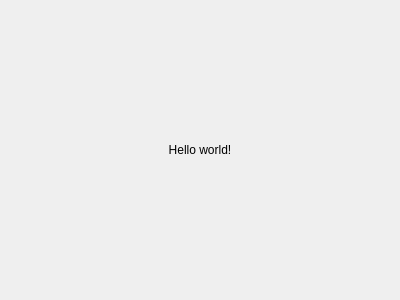
This is src/quarrydb.ui in Tridentu/QuarryDB as Qt 5 draws it before an edit. The edited form follows.
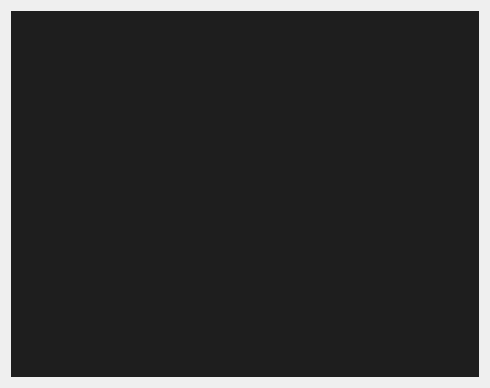
This is the edited form.

What changed in the file:
```diff
--- a/src/quarrydb.ui
+++ b/src/quarrydb.ui
@@ -6,18 +6,27 @@
    <rect>
     <x>0</x>
     <y>0</y>
-    <width>400</width>
-    <height>300</height>
+    <width>490</width>
+    <height>388</height>
    </rect>
   </property>
   <layout class="QVBoxLayout" name="verticalLayout">
    <item>
-    <widget class="QLabel" name="label">
-     <property name="text">
-      <string>Hello world!</string>
+    <widget class="QMdiArea" name="dataWorkspace">
+     <property name="background">
+      <brush brushstyle="SolidPattern">
+       <color alpha="255">
+        <red>30</red>
+        <green>30</green>
+        <blue>30</blue>
+       </color>
+      </brush>
      </property>
-     <property name="alignment">
-      <set>Qt::AlignCenter</set>
+     <property name="documentMode">
+      <bool>true</bool>
+     </property>
+     <property name="tabsClosable">
+      <bool>true</bool>
      </property>
     </widget>
    </item>
```
